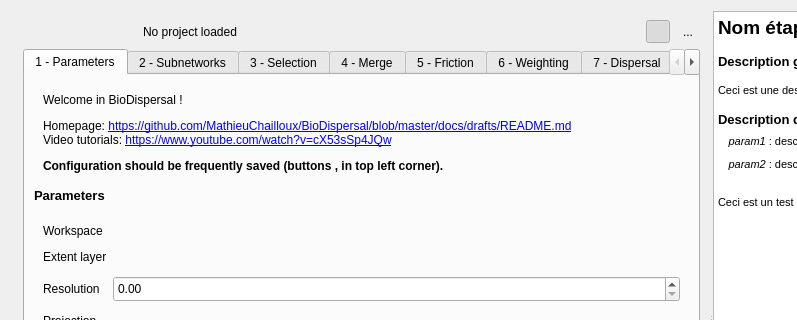
First picture: the form in BioDispersal_dialog_base.ui, repository MathieuChailloux/BioDispersal, before the edit; both pictures show x 0 to 797 and y 0 to 320 of the 933 by 722 pixel window.
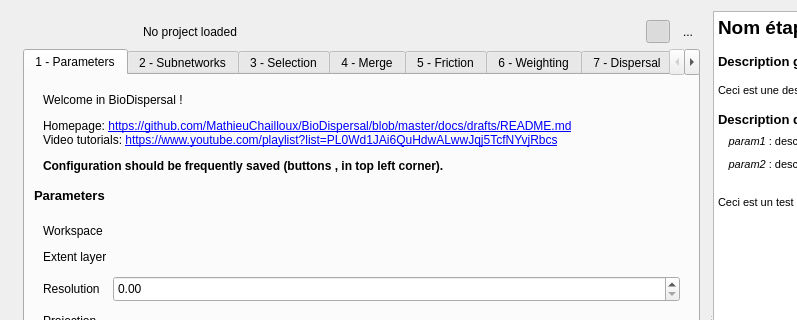
Second picture: the form after the edit. Icons and pictures are not drawn. Custom widgets are drawn as their Qt base class.

Commit message: Updating tutorial link (channel link)

```diff
--- a/BioDispersal_dialog_base.ui
+++ b/BioDispersal_dialog_base.ui
@@ -300,7 +300,7 @@
                      </sizepolicy>
                     </property>
                     <property name="text">
-                     <string>&lt;html&gt;&lt;head/&gt;&lt;body&gt;&lt;p&gt;Welcome in BioDispersal !&lt;/p&gt;&lt;p&gt;Homepage: &lt;a href=&quot;https://github.com/MathieuChailloux/BioDispersal/blob/master/docs/drafts/README.md&quot;&gt;&lt;span style=&quot; text-decoration: underline; color:#0000ff;&quot;&gt;https://github.com/MathieuChailloux/BioDispersal/blob/master/docs/drafts/README.md&lt;/span&gt;&lt;/a&gt;&lt;br/&gt;Video tutorials: &lt;a href=&quot;https://www.youtube.com/watch?v=cX53sSp4JQw&quot;&gt;&lt;span style=&quot; text-decoration: underline; color:#0000ff;&quot;&gt;https://www.youtube.com/watch?v=cX53sSp4JQw&lt;/span&gt;&lt;/a&gt;&lt;/p&gt;&lt;p&gt;&lt;span style=&quot; font-weight:600;&quot;&gt;Configuration should be frequently saved (buttons &lt;/span&gt;&lt;img src=&quot;:/plugins/BioDispersal/icons/mActionFileSaveAs.svg&quot;/&gt;&lt;span style=&quot; font-weight:600;&quot;&gt;, &lt;/span&gt;&lt;img src=&quot;:/plugins/BioDispersal/icons/mActionFileSave.svg&quot;/&gt;&lt;span style=&quot; font-weight:600;&quot;&gt; in top left corner).&lt;/span&gt;&lt;/p&gt;&lt;/body&gt;&lt;/html&gt;</string>
+                     <string>&lt;html&gt;&lt;head/&gt;&lt;body&gt;&lt;p&gt;Welcome in BioDispersal !&lt;/p&gt;&lt;p&gt;Homepage: &lt;a href=&quot;https://github.com/MathieuChailloux/BioDispersal/blob/master/docs/drafts/README.md&quot;&gt;&lt;span style=&quot; text-decoration: underline; color:#0000ff;&quot;&gt;https://github.com/MathieuChailloux/BioDispersal/blob/master/docs/drafts/README.md&lt;/span&gt;&lt;/a&gt;&lt;br/&gt;Video tutorials: &lt;a href=&quot;https://www.youtube.com/playlist?list=PL0Wd1JAi6QuHdwALwwJqj5TcfNYvjRbcs&quot;&gt;&lt;span style=&quot; text-decoration: underline; color:#0000ff;&quot;&gt;https://www.youtube.com/playlist?list=PL0Wd1JAi6QuHdwALwwJqj5TcfNYvjRbcs&lt;/span&gt;&lt;/a&gt;&lt;/p&gt;&lt;p&gt;&lt;span style=&quot; font-weight:600;&quot;&gt;Configuration should be frequently saved (buttons &lt;/span&gt;&lt;img src=&quot;:/plugins/BioDispersal/icons/mActionFileSaveAs.svg&quot;/&gt;&lt;span style=&quot; font-weight:600;&quot;&gt;, &lt;/span&gt;&lt;img src=&quot;:/plugins/BioDispersal/icons/mActionFileSave.svg&quot;/&gt;&lt;span style=&quot; font-weight:600;&quot;&gt; in top left corner).&lt;/span&gt;&lt;/p&gt;&lt;/body&gt;&lt;/html&gt;</string>
                     </property>
                     <property name="wordWrap">
                      <bool>true</bool>
```
The commit also changes 5 other files.
